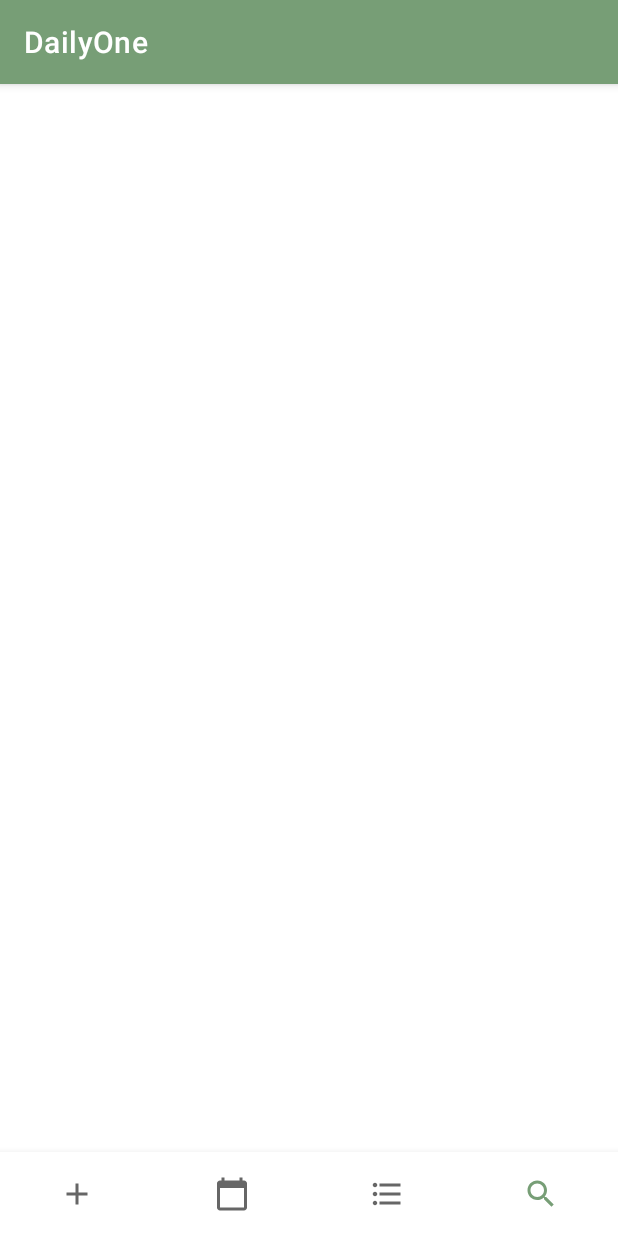
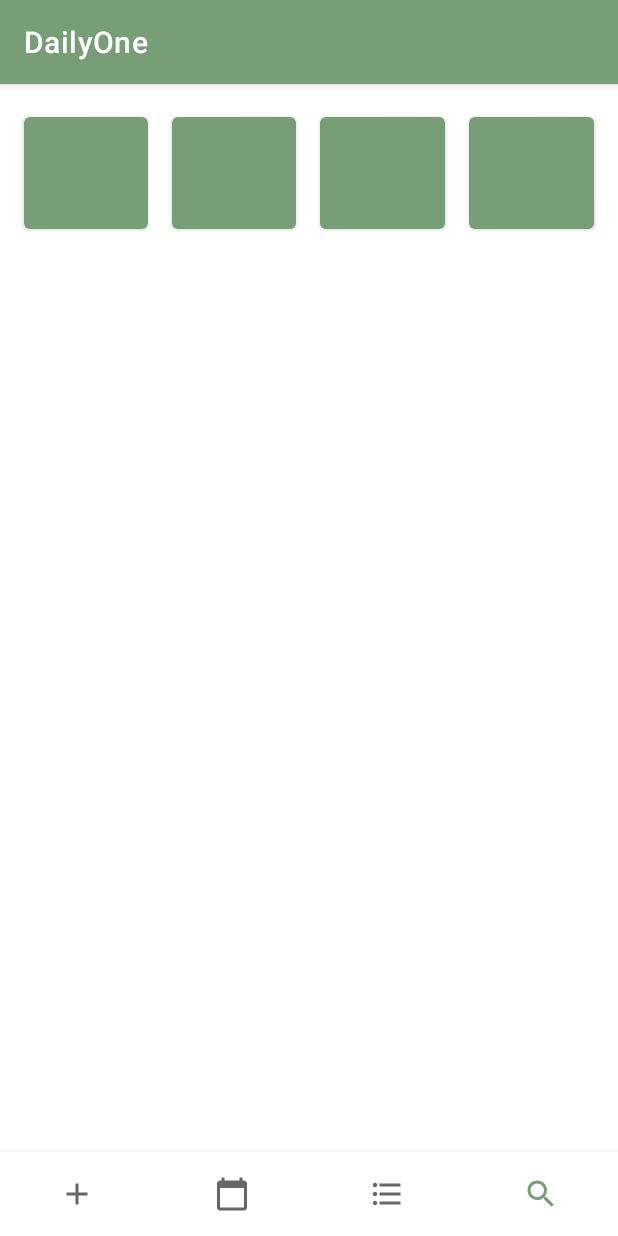
Before and after one commit to hyehh/DailyOne-Android, an Android app: the screen it shows after launch (MainActivity), item 4 of the bottom bar chosen, on a phone screen of 412 x 824 dp. Run offline under Robolectric (Android 15) with nearby library versions, the phone set to English and light mode, and no system bars.

Commit message:
Implement Search Fragment by ido

```diff
--- /dev/null
+++ b/app/src/main/java/com/aosproject/dailyone/adapter/SeachAdapter.java
@@ -0,0 +1,71 @@
+package com.aosproject.dailyone.adapter;
+
+import android.content.Context;
+import android.view.LayoutInflater;
+import android.view.View;
+import android.view.ViewGroup;
+import android.widget.BaseAdapter;
+import android.widget.ImageView;
+import android.widget.TextView;
+
+import com.aosproject.dailyone.R;
+import com.aosproject.dailyone.bean.Diary;
+import com.aosproject.dailyone.util.DiaryHelper;
+
+import java.util.ArrayList;
+
+public class SeachAdapter extends BaseAdapter {
+
+    private Context context = null;
+    private int layout = 0;
+    private ArrayList<Diary> diaries = null;
+    private LayoutInflater inflater = null;
+    private DiaryHelper diaryHelper;
+
+    public SeachAdapter(Context context, int layout, ArrayList<Diary> diaries) {
+        this.context = context;
+        this.layout = layout;
+        this.diaries = diaries;
+        this.inflater = (LayoutInflater) context.getSystemService(Context.LAYOUT_INFLATER_SERVICE);
+    }
+
+    @Override
+    public int getCount() {
+        return diaries.size();
+    }
+
+    @Override
+    public Object getItem(int position) {
+        return null;
+    }
+
+    @Override
+    public long getItemId(int position) {
+        return 0;
+    }
+
+    @Override
+    public View getView(int position, View convertView, ViewGroup parent) {
+
+        if (convertView == null){
+            convertView = inflater.inflate(this.layout, parent, false);
+        }
+
+        ImageView imageView = convertView.findViewById(R.id.searched_emoji);
+        switch (diaries.get(position).getEmoji()) {
+            case 1: imageView.setImageResource(R.drawable.ic_baseline_add_24);
+            case 2: imageView.setImageResource(R.drawable.ic_baseline_add_24);
+            case 3: imageView.setImageResource(R.drawable.ic_baseline_add_24);
+            case 4: imageView.setImageResource(R.drawable.ic_baseline_add_24);
+        }
+
+        TextView dateTextView = convertView.findViewById(R.id.searched_date_text);
+//        dateTextView.setText(diaries.get(position).getDate());
+
+
+        TextView contentTextView = convertView.findViewById(R.id.searched_content);
+        contentTextView.setText(diaries.get(position).getContent());
+
+        return convertView;
+    }
+}
--- a/app/src/main/java/com/aosproject/dailyone/fragment/SearchFragment.java
+++ b/app/src/main/java/com/aosproject/dailyone/fragment/SearchFragment.java
@@ -1,25 +1,74 @@
 package com.aosproject.dailyone.fragment;
 
+import android.database.Cursor;
+import android.database.sqlite.SQLiteDatabase;
 import android.os.Bundle;
 import android.view.LayoutInflater;
 import android.view.View;
 import android.view.ViewGroup;
+import android.widget.ListView;
 
 import androidx.annotation.NonNull;
 import androidx.annotation.Nullable;
 import androidx.fragment.app.Fragment;
 
 import com.aosproject.dailyone.R;
+import com.aosproject.dailyone.adapter.SeachAdapter;
+import com.aosproject.dailyone.bean.Diary;
+import com.aosproject.dailyone.util.DiaryHelper;
+
+import java.util.ArrayList;
 
 public class SearchFragment extends Fragment {
+
+    DiaryHelper helper;
+    ListView listView;
+    SeachAdapter adapter;
+    ArrayList<Diary> diaries = new ArrayList<Diary>();
 
     @Nullable
     @Override
     public View onCreateView(@NonNull LayoutInflater inflater, @Nullable ViewGroup container, @Nullable Bundle savedInstanceState) {
         setHasOptionsMenu(true);
         View view = inflater.inflate(R.layout.fragment_search, container,false);
-        // Testing Git
-        // Testing Git by Doyoung
+
+        listView = view.findViewById(R.id.searched_list);
+        helper = new DiaryHelper(getActivity());
+        adapter = new SeachAdapter(getContext(), R.layout.cell_search_list, diaries);
+        listView.setAdapter(adapter);
+
         return view;
     }
+
+
+    private void searchingDiary(int condition) {
+        SQLiteDatabase DB;
+        try {
+            diaries.clear();
+            DB = helper.getReadableDatabase();
+            String query = "SELECT * FROM diarydata WHERE emoji = " + condition;
+            Cursor cursor = DB.rawQuery(query, null);
+
+            while (cursor.moveToNext()){
+                int id = cursor.getInt(0);
+                String content = cursor.getString(1);
+                int emoji = cursor.getInt(2);
+                String date = cursor.getString(3);
+
+                Diary diary = new Diary(id, content, emoji, date);
+                diaries.add(diary);
+            }
+        } catch (Exception e){
+            e.printStackTrace();
+        }
+
+        try {
+            adapter = new SeachAdapter(getContext(), R.layout.cell_search_list, diaries);
+            listView.setAdapter(adapter);
+        } catch (Exception e) {
+            e.printStackTrace();
+        }
+    }
+
+
 }
--- a/app/src/main/java/com/aosproject/dailyone/util/DiaryHelper.java
+++ b/app/src/main/java/com/aosproject/dailyone/util/DiaryHelper.java
@@ -10,7 +10,7 @@ public class DiaryHelper extends SQLiteOpenHelper {
 
     @Override
     public void onCreate(SQLiteDatabase db) {
-        String query = "CREATE TABLE diarydata(id INTEGER PRIMARY KEY AUTOINCREMENT, content TEXT, emoji INT, date DATE);";
+        String query = "CREATE TABLE diarydata(id INTEGER PRIMARY KEY AUTOINCREMENT, content TEXT, emoji INT, date TEXT not null DEFAULT (datetime('now', 'localtime')));";
         db.execSQL(query);
     }
 
--- a/app/src/main/res/layout/fragment_search.xml
+++ b/app/src/main/res/layout/fragment_search.xml
@@ -1,6 +1,56 @@
 <?xml version="1.0" encoding="utf-8"?>
-<androidx.constraintlayout.widget.ConstraintLayout xmlns:android="http://schemas.android.com/apk/res/android"
+<LinearLayout xmlns:android="http://schemas.android.com/apk/res/android"
     android:layout_width="match_parent"
-    android:layout_height="match_parent">
+    android:layout_height="match_parent"
+    android:orientation="vertical"
+    >
 
-</androidx.constraintlayout.widget.ConstraintLayout>
+    <LinearLayout
+        android:layout_width="match_parent"
+        android:layout_height="0dp"
+        android:layout_weight="0.2"
+        android:orientation="horizontal"
+        android:padding="8dp"
+        >
+
+        <Button
+            android:id="@+id/search_joy_button"
+            android:layout_width="0dp"
+            android:layout_height= "match_parent"
+            android:layout_weight="1"
+            android:layout_margin="8dp"
+            >
+        </Button>
+
+        <Button
+            android:id="@+id/search_sad_button"
+            android:layout_width="0dp"
+            android:layout_height="match_parent"
+            android:layout_weight="1"
+            android:layout_margin="8dp">
+        </Button>
+
+        <Button
+            android:id="@+id/search_angry_button"
+            android:layout_width="0dp"
+            android:layout_height="match_parent"
+            android:layout_weight="1"
+            android:layout_margin="8dp">
+        </Button>
+
+        <Button
+            android:id="@+id/search_soso_button"
+            android:layout_width="0dp"
+            android:layout_height="match_parent"
+            android:layout_weight="1"
+            android:layout_margin="8dp">
+        </Button>
+    </LinearLayout>
+
+    <ListView
+        android:id="@+id/searched_list"
+        android:layout_width="match_parent"
+        android:layout_height="0dp"
+        android:layout_weight="1">
+    </ListView>
+</LinearLayout>
```
Also changed, not shown: app/src/main/res/layout/cell_search_list.xml (added, +41 -0 lines).
